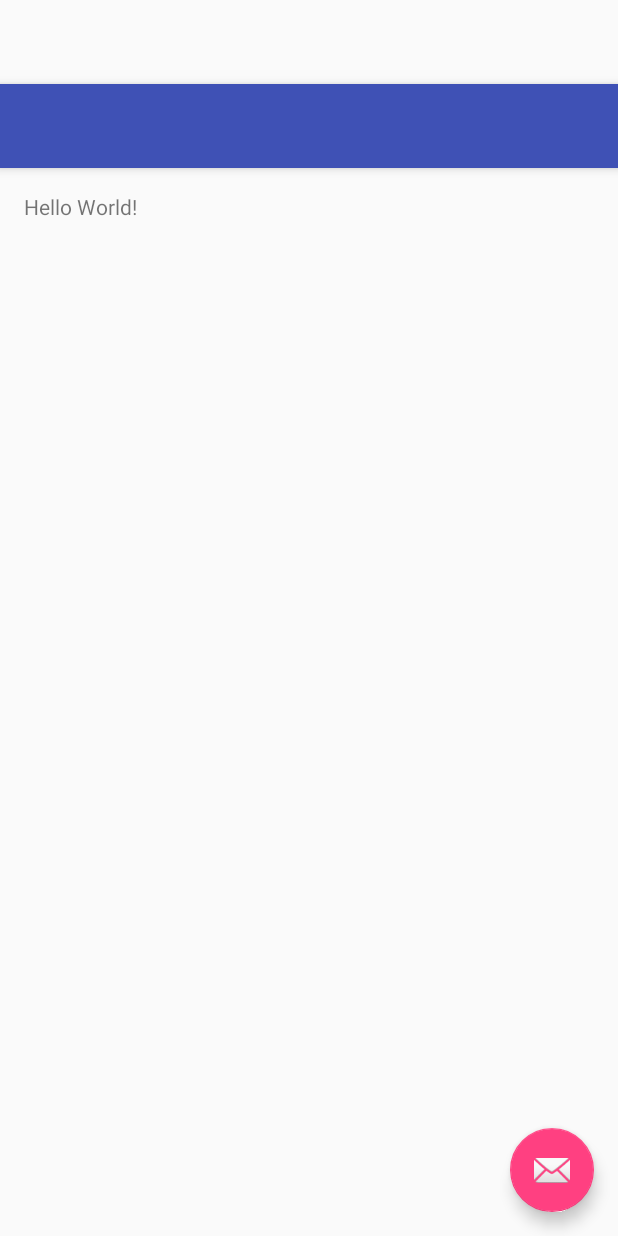
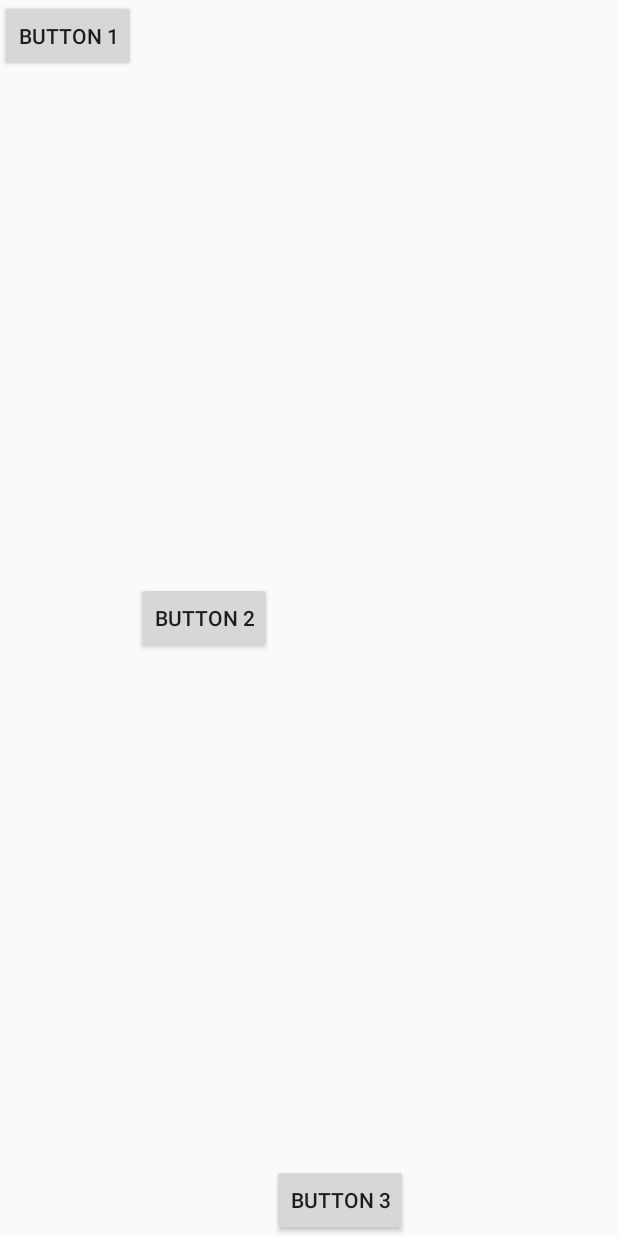
Before and after one commit to ZoeWangW/UILayoutTest, an Android app: the layout activity_main.xml on its own in the app's theme, with its tools: preview values and no code run, on a phone screen of 412 x 824 dp. Run offline under Robolectric (Android 15) with nearby library versions, the light colour scheme and no system bars.

Commit message:
layout的gravity属性
Signed-off-by: ZoeWangW <13438165026@163.com>

```diff
--- a/app/src/main/res/layout/activity_main.xml
+++ b/app/src/main/res/layout/activity_main.xml
@@ -1,25 +1,31 @@
 <?xml version="1.0" encoding="utf-8"?>
-<android.support.design.widget.CoordinatorLayout
-    xmlns:android="http://schemas.android.com/apk/res/android"
-    xmlns:app="http://schemas.android.com/apk/res-auto"
-    xmlns:tools="http://schemas.android.com/tools" android:layout_width="match_parent"
-    android:layout_height="match_parent" android:fitsSystemWindows="true"
-    tools:context=".MainActivity">
+<LinearLayout xmlns:android = "http://schemas.android.com/apk/res/android"
+    android:layout_width="match_parent"
+    android:layout_height="match_parent"
+    android:orientation="horizontal">
 
-    <android.support.design.widget.AppBarLayout android:layout_height="wrap_content"
-        android:layout_width="match_parent" android:theme="@style/AppTheme.AppBarOverlay">
+    <Button
 
-        <android.support.v7.widget.Toolbar android:id="@+id/toolbar"
-            android:layout_width="match_parent" android:layout_height="?attr/actionBarSize"
-            android:background="?attr/colorPrimary" app:popupTheme="@style/AppTheme.PopupOverlay" />
+        android:id="@+id/button1"
+        android:layout_width="wrap_content"
+        android:layout_height="wrap_content"
+        android:layout_gravity="top"
+        android:text="Button 1"/>
 
-    </android.support.design.widget.AppBarLayout>
+    <Button
 
-    <include layout="@layout/content_main" />
+        android:id="@+id/button2"
+        android:layout_width="wrap_content"
+        android:layout_height="wrap_content"
+        android:layout_gravity="center_vertical"
+        android:text="Button 2"/>
 
-    <android.support.design.widget.FloatingActionButton android:id="@+id/fab"
-        android:layout_width="wrap_content" android:layout_height="wrap_content"
-        android:layout_gravity="bottom|end" android:layout_margin="@dimen/fab_margin"
-        android:src="@android:drawable/ic_dialog_email" />
+    <Button
 
-</android.support.design.widget.CoordinatorLayout>
+        android:id="@+id/button3"
+        android:layout_width="wrap_content"
+        android:layout_height="wrap_content"
+        android:layout_gravity="bottom"
+        android:text="Button 3"/>
+
+</LinearLayout>
```
